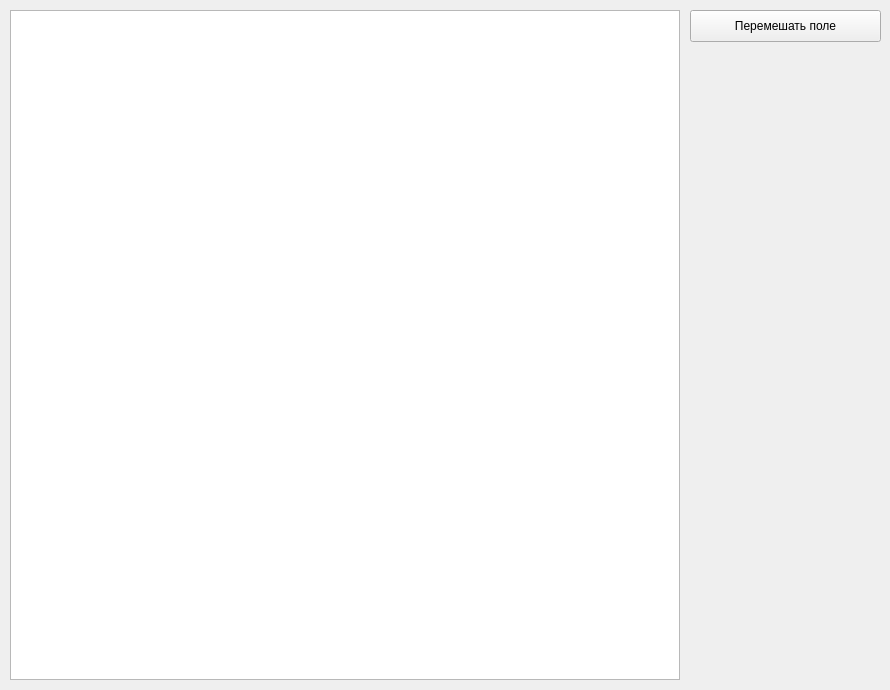
Before: the Qt Designer form game.ui in Vaness23/Jackal, drawn with Qt 5.
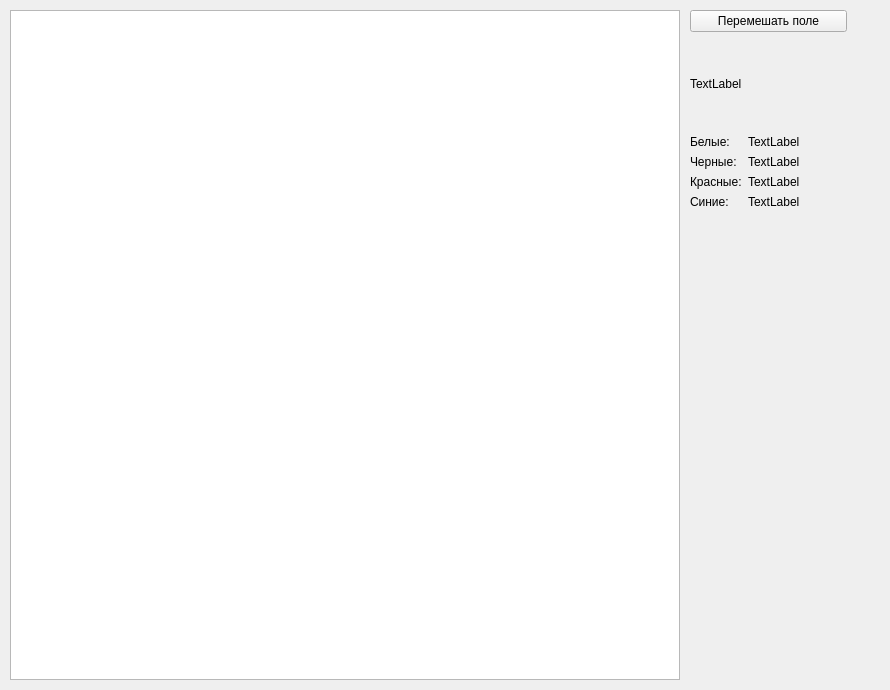
After: the same form once the commit is applied.

```diff
--- a/game.ui
+++ b/game.ui
@@ -23,18 +23,104 @@
     </rect>
    </property>
   </widget>
-  <widget class="QPushButton" name="shuffleBtn">
+  <widget class="QLabel" name="skipLbl">
+   <property name="geometry">
+    <rect>
+     <x>700</x>
+     <y>230</y>
+     <width>179</width>
+     <height>23</height>
+    </rect>
+   </property>
+   <property name="text">
+    <string/>
+   </property>
+  </widget>
+  <widget class="QWidget" name="">
    <property name="geometry">
     <rect>
      <x>690</x>
      <y>10</y>
-     <width>191</width>
-     <height>32</height>
+     <width>157</width>
+     <height>215</height>
     </rect>
    </property>
-   <property name="text">
-    <string>Перемешать поле</string>
-   </property>
+   <layout class="QVBoxLayout" name="verticalLayout">
+    <item>
+     <widget class="QPushButton" name="shuffleBtn">
+      <property name="text">
+       <string>Перемешать поле</string>
+      </property>
+     </widget>
+    </item>
+    <item>
+     <widget class="QLabel" name="turnLbl">
+      <property name="text">
+       <string>TextLabel</string>
+      </property>
+     </widget>
+    </item>
+    <item>
+     <layout class="QFormLayout" name="formLayout">
+      <item row="0" column="0">
+       <widget class="QLabel" name="label">
+        <property name="text">
+         <string>Белые:</string>
+        </property>
+       </widget>
+      </item>
+      <item row="0" column="1">
+       <widget class="QLabel" name="whitePiratesLabel">
+        <property name="text">
+         <string>TextLabel</string>
+        </property>
+       </widget>
+      </item>
+      <item row="1" column="1">
+       <widget class="QLabel" name="blackPiratesLabel">
+        <property name="text">
+         <string>TextLabel</string>
+        </property>
+       </widget>
+      </item>
+      <item row="2" column="0">
+       <widget class="QLabel" name="label_3">
+        <property name="text">
+         <string>Красные:</string>
+        </property>
+       </widget>
+      </item>
+      <item row="2" column="1">
+       <widget class="QLabel" name="redPiratesLabel">
+        <property name="text">
+         <string>TextLabel</string>
+        </property>
+       </widget>
+      </item>
+      <item row="3" column="0">
+       <widget class="QLabel" name="label_4">
+        <property name="text">
+         <string>Синие:</string>
+        </property>
+       </widget>
+      </item>
+      <item row="3" column="1">
+       <widget class="QLabel" name="bluePiratesLabel">
+        <property name="text">
+         <string>TextLabel</string>
+        </property>
+       </widget>
+      </item>
+      <item row="1" column="0">
+       <widget class="QLabel" name="label_2">
+        <property name="text">
+         <string>Черные:</string>
+        </property>
+       </widget>
+      </item>
+     </layout>
+    </item>
+   </layout>
   </widget>
  </widget>
  <resources/>
```
